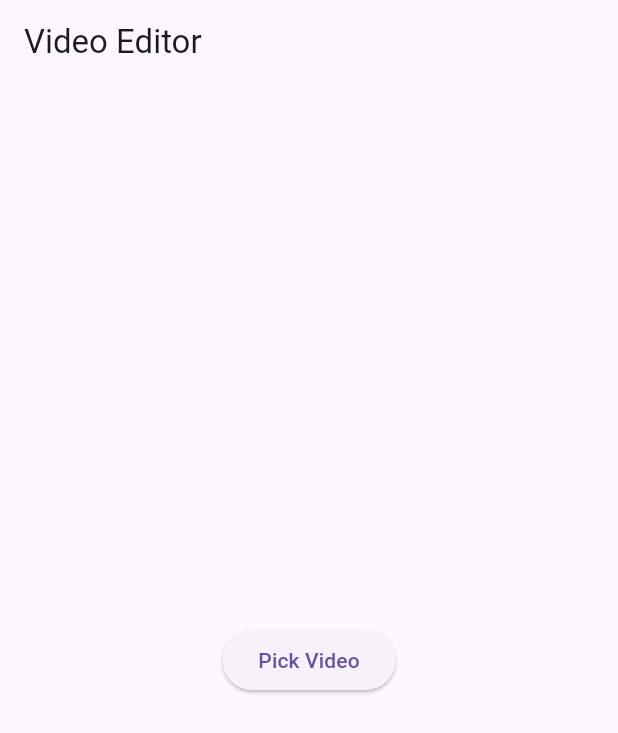
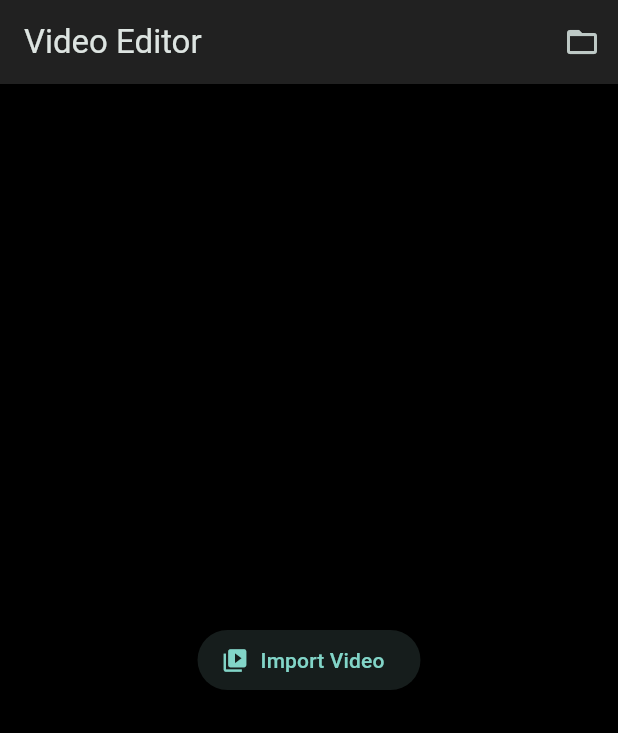
Before and after one commit to jyr94/simple-video-editing, a Flutter app: the screen it shows after launch, on a phone screen of 412 x 824 dp. Shown: the top 733 px of the screen. Run offline on Flutter 3.47's test engine with Material 3 defaults, Android fonts, the light colour scheme and no system bars; our stand-ins replace bloc, equatable, flutter_bloc, image_picker, video_player; missing offline and left inert: video_editor.

Commit message:
feat: modernize editor interface

```diff
--- a/lib/main.dart
+++ b/lib/main.dart
@@ -19,7 +19,14 @@ class MyApp extends StatelessWidget {
   Widget build(BuildContext context) {
     return MaterialApp(
       title: 'Simple Video Editor',
-      theme: ThemeData(primarySwatch: Colors.blue),
+      theme: ThemeData(
+        colorScheme: ColorScheme.fromSeed(
+          seedColor: Colors.teal,
+          brightness: Brightness.dark,
+        ),
+        scaffoldBackgroundColor: Colors.black,
+        useMaterial3: true,
+      ),
       home: const VideoEditorPage(),
     );
   }
--- a/lib/pages/video_editor_page.dart
+++ b/lib/pages/video_editor_page.dart
@@ -11,10 +11,29 @@ import '../widgets/editing_controls.dart';
 class VideoEditorPage extends StatelessWidget {
   const VideoEditorPage({super.key});
 
+  Future<void> _pickVideo(BuildContext context) async {
+    final picker = ImagePicker();
+    final XFile? file = await picker.pickVideo(source: ImageSource.gallery);
+    if (file != null) {
+      // ignore: use_build_context_synchronously
+      context.read<VideoEditorBloc>().add(LoadVideo(file.path));
+    }
+  }
+
   @override
   Widget build(BuildContext context) {
     return Scaffold(
-      appBar: AppBar(title: const Text('Video Editor')),
+      appBar: AppBar(
+        title: const Text('Video Editor'),
+        backgroundColor: Colors.grey[900],
+        actions: [
+          IconButton(
+            tooltip: 'Open Video',
+            icon: const Icon(Icons.folder_open),
+            onPressed: () => _pickVideo(context),
+          ),
+        ],
+      ),
       body: BlocConsumer<VideoEditorBloc, VideoEditorState>(
         listener: (context, state) {
           if (state is VideoError) {
@@ -26,17 +45,10 @@ class VideoEditorPage extends StatelessWidget {
         builder: (context, state) {
           if (state is VideoInitial) {
             return Center(
-              child: ElevatedButton(
-                onPressed: () async {
-                  final picker = ImagePicker();
-                  final XFile? file =
-                      await picker.pickVideo(source: ImageSource.gallery);
-                  if (file != null) {
-                    // ignore: use_build_context_synchronously
-                    context.read<VideoEditorBloc>().add(LoadVideo(file.path));
-                  }
-                },
-                child: const Text('Pick Video'),
+              child: ElevatedButton.icon(
+                icon: const Icon(Icons.video_library),
+                label: const Text('Import Video'),
+                onPressed: () => _pickVideo(context),
               ),
             );
           }
@@ -48,7 +60,18 @@ class VideoEditorPage extends StatelessWidget {
           if (state is VideoLoaded) {
             return Column(
               children: [
-                Expanded(child: VideoPreview(controller: state.controller)),
+                Expanded(
+                  child: Padding(
+                    padding: const EdgeInsets.all(8),
+                    child: DecoratedBox(
+                      decoration: BoxDecoration(
+                        color: Colors.black,
+                        border: Border.all(color: Colors.grey.shade800),
+                      ),
+                      child: VideoPreview(controller: state.controller),
+                    ),
+                  ),
+                ),
                 EditingControls(controller: state.controller),
               ],
             );
```
Also changed, not shown: lib/widgets/editing_controls.dart (+38 -7 lines), 1 other file.
